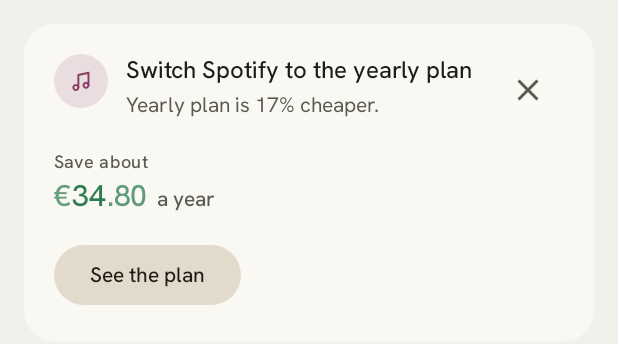
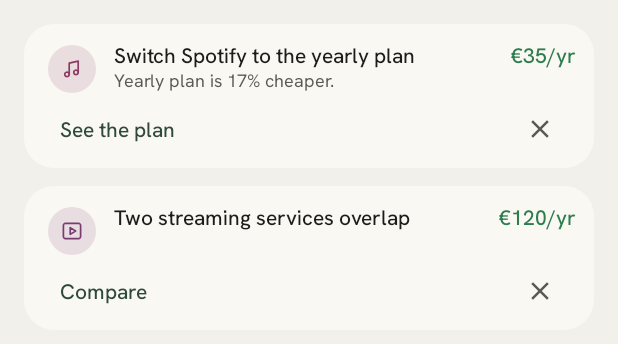
Before and after one commit to antomanc/tameki, an Android app built with Jetpack Compose: the @Preview function InsightCardLightPreview, on a phone screen of 412 x 824 dp. Shown: the top 344 px of the screen. Run offline under Robolectric (Android 15) with nearby library versions, the phone set to English and light mode, and no system bars.

Commit message:
core:ui: compact insight cards, attention-only tags, whole-unit chart labels

```diff
--- a/core/ui/src/main/kotlin/dev/antomanc/tameki/core/ui/components/InsightCard.kt
+++ b/core/ui/src/main/kotlin/dev/antomanc/tameki/core/ui/components/InsightCard.kt
@@ -2,43 +2,49 @@ package dev.antomanc.tameki.core.ui.components
 
 import androidx.compose.foundation.layout.Arrangement
 import androidx.compose.foundation.layout.Column
+import androidx.compose.foundation.layout.PaddingValues
 import androidx.compose.foundation.layout.Row
 import androidx.compose.foundation.layout.Spacer
 import androidx.compose.foundation.layout.fillMaxWidth
-import androidx.compose.foundation.layout.height
+import androidx.compose.foundation.layout.heightIn
 import androidx.compose.foundation.layout.padding
+import androidx.compose.foundation.layout.size
 import androidx.compose.foundation.layout.width
 import androidx.compose.material.icons.Icons
 import androidx.compose.material.icons.filled.Close
-import androidx.compose.material3.FilledTonalButton
 import androidx.compose.material3.Icon
 import androidx.compose.material3.IconButton
 import androidx.compose.material3.MaterialTheme
 import androidx.compose.material3.Surface
 import androidx.compose.material3.Text
+import androidx.compose.material3.TextButton
 import androidx.compose.runtime.Composable
 import androidx.compose.ui.Alignment
 import androidx.compose.ui.Modifier
+import androidx.compose.ui.platform.LocalDensity
 import androidx.compose.ui.res.stringResource
+import androidx.compose.ui.text.style.TextAlign
 import androidx.compose.ui.tooling.preview.Preview
 import androidx.compose.ui.unit.dp
 import dev.antomanc.tameki.core.model.CurrencyCode
 import dev.antomanc.tameki.core.model.Money
 import dev.antomanc.tameki.core.ui.R
-import dev.antomanc.tameki.core.ui.theme.TamekiType
+import dev.antomanc.tameki.core.ui.format.rememberMoneyFormatter
 import dev.antomanc.tameki.core.ui.theme.spacing
 import dev.antomanc.tameki.core.ui.theme.tamekiColors
 
 /**
  * One saving opportunity: what it is, how much it is worth over a year, and the single action that
- * captures it. Never a scolding: the yearly amount is the loudest thing on the card and it sits in
- * leaf, the colour of money kept.
+ * captures it. Never a scolding: the yearly amount sits on the title row in leaf, the colour of
+ * money kept, in whole units ("€419/anno").
  *
- * Restraint is part of the contract: [body] is at most one short line of supporting fact
- * ("Yearly plan is 17% cheaper."), never a paragraph explaining the screen. If the title already
- * says it, the body can be empty.
+ * The card is deliberately compact: a mark, one title, at most one short supporting line, the
+ * yearly amount, one text action and a close icon. No hero amount block, no second button: the
+ * cards in a ranked list must read as rows, not as a page each. The amount shares the title row at
+ * normal sizes; past 150% font scale it moves under the title, right-aligned, so the title is never
+ * squeezed into an ellipsis.
  *
- * @param yearlySaving the estimated saving. It must come from real data; null hides the line
+ * @param yearlySaving the estimated saving. It must come from real data; null hides the amount
  *   instead of inventing a number.
  * @param onDismiss dismisses (or snoozes) the insight. Always available: nothing nags twice.
  */
@@ -54,67 +60,98 @@ fun InsightCard(
     categoryKey: String = "other",
 ) {
     val spacing = MaterialTheme.spacing
+    val formatter = rememberMoneyFormatter()
+    val fontScale = LocalDensity.current.fontScale
+    val stackSaving = fontScale > 1.5f
+    val savingText = yearlySaving?.let {
+        stringResource(R.string.ui_insight_yearly_amount, formatter.formatWhole(it))
+    }
     Surface(
         modifier = modifier.fillMaxWidth(),
         shape = MaterialTheme.shapes.large,
         color = MaterialTheme.colorScheme.surfaceContainerLow,
     ) {
-        Column(Modifier.padding(spacing.cardPadding)) {
+        Column(
+            Modifier.padding(
+                start = spacing.group,
+                end = spacing.between,
+                top = spacing.between,
+                bottom = 2.dp,
+            ),
+        ) {
             Row(verticalAlignment = Alignment.Top) {
-                CategoryAvatar(categoryKey = categoryKey, size = 36.dp)
+                CategoryAvatar(
+                    categoryKey = categoryKey,
+                    size = 32.dp,
+                    modifier = Modifier.padding(top = 2.dp),
+                )
                 Spacer(Modifier.width(spacing.between))
                 Column(Modifier.weight(1f)) {
-                    Text(
-                        text = title,
-                        style = MaterialTheme.typography.titleMedium,
-                        color = MaterialTheme.colorScheme.onSurface,
-                    )
+                    if (stackSaving) {
+                        Text(
+                            text = title,
+                            style = MaterialTheme.typography.titleSmall,
+                            color = MaterialTheme.colorScheme.onSurface,
+                        )
+                        if (savingText != null) {
+                            Text(
+                                text = savingText,
+                                modifier = Modifier.fillMaxWidth(),
+                                style = MaterialTheme.typography.labelLarge,
+                                color = MaterialTheme.tamekiColors.leaf,
+                                textAlign = TextAlign.End,
+                                softWrap = false,
+                            )
+                        }
+                    } else {
+                        Row(verticalAlignment = Alignment.CenterVertically) {
+                            Text(
+                                text = title,
+                                modifier = Modifier.weight(1f),
+                                style = MaterialTheme.typography.titleSmall,
+                                color = MaterialTheme.colorScheme.onSurface,
+                            )
+                            if (savingText != null) {
+                                Spacer(Modifier.width(8.dp))
+                                Text(
+                                    text = savingText,
+                                    style = MaterialTheme.typography.labelLarge,
+                                    color = MaterialTheme.tamekiColors.leaf,
+                                    maxLines = 1,
+                                    softWrap = false,
+                                )
+                            }
+                        }
+                    }
                     if (!body.isNullOrBlank()) {
-                        Spacer(Modifier.height(4.dp))
                         Text(
                             text = body,
-                            style = MaterialTheme.typography.bodyMedium,
+                            style = MaterialTheme.typography.bodySmall,
                             color = MaterialTheme.colorScheme.onSurfaceVariant,
                         )
                     }
                 }
-                IconButton(onClick = onDismiss, modifier = Modifier.padding(start = 4.dp)) {
+            }
+            Row(
+                modifier = Modifier.fillMaxWidth(),
+                verticalAlignment = Alignment.CenterVertically,
+                horizontalArrangement = Arrangement.SpaceBetween,
+            ) {
+                TextButton(
+                    onClick = onAction,
+                    modifier = Modifier.heightIn(min = 48.dp),
+                    contentPadding = PaddingValues(horizontal = 8.dp, vertical = 4.dp),
+                ) {
+                    Text(text = actionLabel, style = MaterialTheme.typography.labelLarge)
+                }
+                IconButton(onClick = onDismiss, modifier = Modifier.size(48.dp)) {
                     Icon(
                         imageVector = Icons.Default.Close,
                         contentDescription = stringResource(R.string.ui_dismiss),
                         tint = MaterialTheme.colorScheme.onSurfaceVariant,
+                        modifier = Modifier.size(20.dp),
                     )
                 }
-            }
-            if (yearlySaving != null) {
-                Spacer(Modifier.height(spacing.group))
-                Text(
-                    text = stringResource(R.string.ui_insight_yearly_prefix),
-                    style = MaterialTheme.typography.labelMedium,
-                    color = MaterialTheme.colorScheme.onSurfaceVariant,
-                )
-                Spacer(Modifier.height(2.dp))
-                Row(verticalAlignment = Alignment.Bottom) {
-                    AmountText(
-                        amount = yearlySaving,
-                        style = TamekiType.amount,
-                        color = MaterialTheme.tamekiColors.leaf,
-                        dimMinorUnits = true,
-                        omitZeroMinorUnits = true,
-                        animateChanges = false,
-                    )
-                    Spacer(Modifier.width(5.dp))
-                    Text(
-                        text = stringResource(R.string.ui_insight_yearly_suffix),
-                        style = MaterialTheme.typography.labelLarge,
-                        color = MaterialTheme.colorScheme.onSurfaceVariant,
-                        modifier = Modifier.padding(bottom = 2.dp),
-                    )
-                }
-            }
-            Spacer(Modifier.height(spacing.group))
-            FilledTonalButton(onClick = onAction) {
-                Text(actionLabel)
             }
         }
     }
@@ -134,6 +171,14 @@ private fun InsightCardLightPreview() {
                 onDismiss = {},
                 categoryKey = "music",
             )
+            InsightCard(
+                title = "Two streaming services overlap",
+                yearlySaving = Money(11988, CurrencyCode("EUR")),
+                actionLabel = "Compare",
+                onAction = {},
+                onDismiss = {},
+                categoryKey = "streaming",
+            )
         }
     }
 }
@@ -146,7 +191,7 @@ private fun InsightCardDarkPreview() {
             title = "Two streaming services overlap",
             body = "One was unused for eight weeks.",
             yearlySaving = Money(11988, CurrencyCode("EUR")),
-            actionLabel = "Review subscriptions",
+            actionLabel = "Compare",
             onAction = {},
             onDismiss = {},
             categoryKey = "streaming",
--- a/core/ui/src/main/kotlin/dev/antomanc/tameki/core/ui/gallery/ComponentGallery.kt
+++ b/core/ui/src/main/kotlin/dev/antomanc/tameki/core/ui/gallery/ComponentGallery.kt
@@ -181,7 +181,7 @@ fun ComponentGallery(modifier: Modifier = Modifier) {
             name = "Netflix",
             amount = Money(1349, eur),
             relativeDate = "in 3 days",
-            flags = setOf(RecurringFlag.PRICE_UP, RecurringFlag.WORTH_IT),
+            flags = setOf(RecurringFlag.PRICE_UP),
             detail = "€161,88 a year",
             onClick = {},
         )
--- a/core/ui/src/main/res/values/strings.xml
+++ b/core/ui/src/main/res/values/strings.xml
@@ -19,14 +19,12 @@
     <string name="ui_pace_over">Over budget</string>
 
     <!-- Insight card -->
-    <string name="ui_insight_yearly_prefix">Save about</string>
-    <string name="ui_insight_yearly_suffix">a year</string>
+    <string name="ui_insight_yearly_amount">%1$s/yr</string>
 
     <!-- Rows -->
     <string name="ui_transaction_pending">To confirm</string>
     <string name="ui_recurring_trial_ending">Trial ending</string>
     <string name="ui_recurring_price_up">Price up</string>
-    <string name="ui_recurring_worth_it">Worth it</string>
     <string name="ui_recurring_rarely_used">Rarely used</string>
     <string name="ui_recurring_unused">Unused</string>
 
```
Also changed, not shown: core/ui/src/main/kotlin/dev/antomanc/tameki/core/ui/components/Charts.kt (+6 -4 lines), core/ui/src/main/kotlin/dev/antomanc/tameki/core/ui/components/RecurringRow.kt (+8 -13 lines), core/ui/src/main/kotlin/dev/antomanc/tameki/core/ui/components/SegmentedKind.kt (+20 -0 lines), 2 other files.
